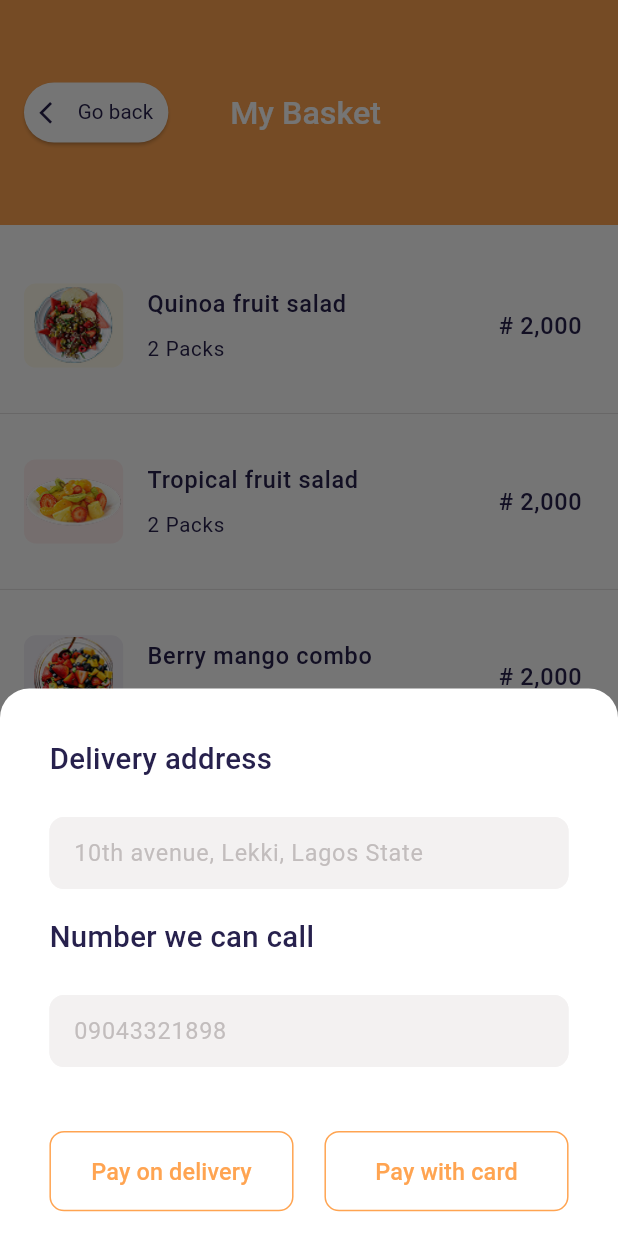
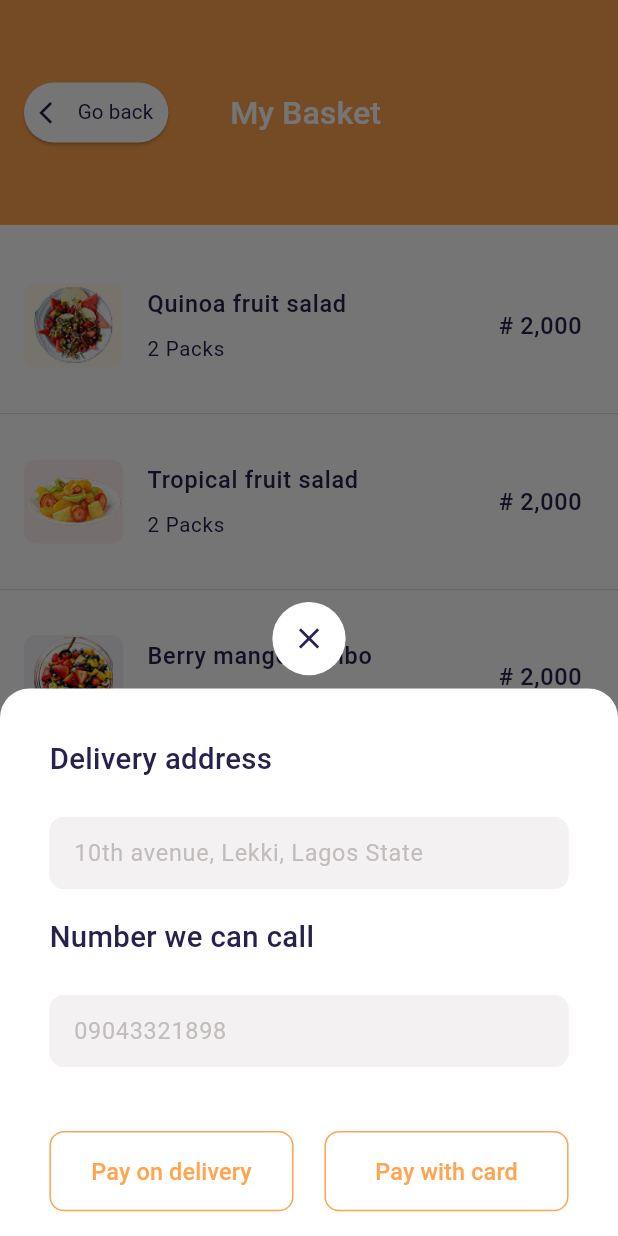
Before and after one commit to Shakirullah25/fruit-hub, a Flutter app: the screen it shows after launch, after a tap on "Checkout", on a phone screen of 412 x 824 dp. Run offline on Flutter 3.47's test engine with Material 3 defaults, Android fonts, the phone set to English and light mode, and no system bars; our stand-ins replace flutter_screenutil, google_fonts.

Commit message:
fixes: added close icon to the bottom modal sheet

```diff
--- a/lib/screens/complete_details.dart
+++ b/lib/screens/complete_details.dart
@@ -12,11 +12,19 @@ void showCheckoutSheet(BuildContext context) {
     shape: RoundedRectangleBorder(
       borderRadius: BorderRadius.vertical(top: Radius.circular(20.r)),
     ),
+    isScrollControlled: true,
     builder: (context) {
-      return SizedBox(
+      return Stack(
+        clipBehavior: Clip.none,
+        children: [
+          SizedBox(
             width: double.infinity,
             child: Padding(
-          padding: EdgeInsets.only(top: 0.04.sh, left: 0.08.sw, right: 0.08.sw),
+              padding: EdgeInsets.only(
+                top: 0.04.sh,
+                left: 0.08.sw,
+                right: 0.08.sw,
+              ),
               child: Column(
                 mainAxisSize: MainAxisSize.min,
                 crossAxisAlignment: CrossAxisAlignment.start,
@@ -60,7 +68,8 @@ void showCheckoutSheet(BuildContext context) {
                       Expanded(
                         child: PrimaryButton(
                           onPressed: () {},
-                      label: MyStrings.payWithCard, // 👈 give this a diff label
+                          label: MyStrings
+                              .payWithCard, // 👈 give this a diff label
                           backgroundColor: AppColors.scaffoldColor,
                           foregroundColor: AppColors.primaryColor,
                           borderSide: BorderSide(color: AppColors.primaryColor),
@@ -72,6 +81,34 @@ void showCheckoutSheet(BuildContext context) {
                 ],
               ),
             ),
+          ),
+
+          // -----> Top Close Icon in a Stack Widget <-----
+          Positioned(
+            top: -0.07.sh, // negative to make it float outside sheet
+            left: 0,
+            right: 0,
+            child: Center(
+              child: InkWell(
+                onTap: () => Navigator.pop(context),
+                child: Container(
+                  width: 48.w,
+                  height: 48.w,
+                  decoration: BoxDecoration(
+                    shape: BoxShape.circle,
+                    color: AppColors.scaffoldColor,
+                  ),
+                  child: Icon(
+                    Icons.close,
+                    color: AppColors.secondaryColor,
+                    size: 24.spMin,
+                    weight: 100,
+                  ),
+                ),
+              ),
+            ),
+          ),
+        ],
       );
     },
   );
```
Lines whose indentation alone changed are shown as unchanged.
